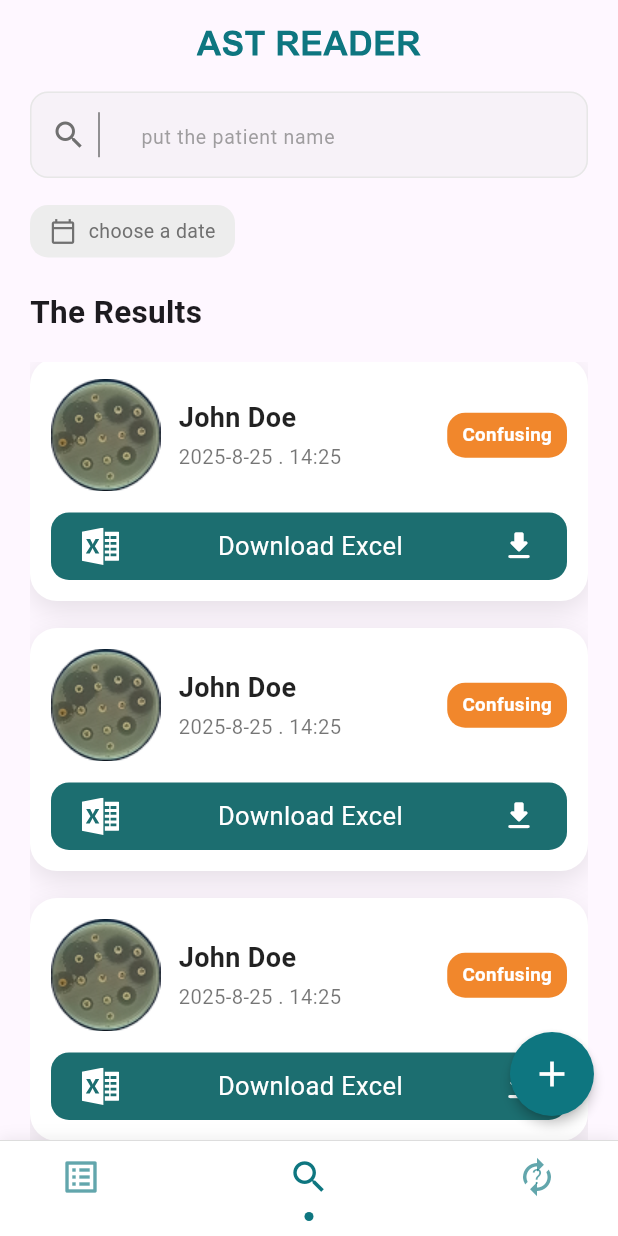
After one commit to raghadhawat/ast_reader, a Flutter app: the HomeView screen opened directly, item 2 of the bottom bar chosen, scrolled down 183 dp, after a tap on "Download Excel", on a phone screen of 412 x 824 dp. The commit adds this screen. Run offline on Flutter 3.47's test engine with Material 3 defaults, Android fonts, the phone set to English and light mode, and no system bars; our stand-ins replace dio, flutter_secure_storage, flutter_svg, gap; accounts and stored records are empty; Roboto replaces fonts that are missing (Arimo); project files that could hold a hidden picture were left out.

Commit message:
home pages done

```diff
--- a/lib/core/utils/app_assets.dart
+++ b/lib/core/utils/app_assets.dart
@@ -14,6 +14,10 @@ class Assets {
   /// assets/images/email.svg
   static const String imagesEmail = "assets/images/email.svg";
 
+  /// Assets for imagesExcelIcon
+  /// assets/images/excelIcon.svg
+  static const String imagesExcelIcon = "assets/images/excelIcon.svg";
+
   /// Assets for imagesLogo
   /// assets/images/logo.png
   static const String imagesLogo = "assets/images/logo.png";
@@ -21,6 +25,10 @@ class Assets {
   /// Assets for imagesPassword
   /// assets/images/password.svg
   static const String imagesPassword = "assets/images/password.svg";
+
+  /// Assets for imagesTestCard
+  /// assets/images/testCard.png
+  static const String imagesTestCard = "assets/images/testCard.png";
 
   /// Assets for imagesUserName
   /// assets/images/userName.svg
--- a/lib/core/widgets/custom_text_form_field.dart
+++ b/lib/core/widgets/custom_text_form_field.dart
@@ -4,21 +4,22 @@ import 'package:ast_reader/core/widgets/text_field_icon.dart';
 import 'package:flutter/material.dart';
 
 class CustomTextFormField extends StatelessWidget {
-  const CustomTextFormField({
-    super.key,
+  const CustomTextFormField(
+      {super.key,
       this.textEditingController,
       required this.icon,
       required this.hintText,
       this.keyboardType,
       this.showPass,
       this.onTap,
-  });
+      this.isBorder = false});
   final TextEditingController? textEditingController;
   final Widget icon;
   final String hintText;
   final TextInputType? keyboardType;
   final bool? showPass;
   final void Function()? onTap;
+  final bool? isBorder;
 
   @override
   Widget build(BuildContext context) {
@@ -35,8 +36,8 @@ class CustomTextFormField extends StatelessWidget {
       },
       decoration: InputDecoration(
           hintText: hintText,
-          hintStyle:
-              AppStyles.styleRegular17(context).copyWith(color: kGreyColor),
+          hintStyle: AppStyles.styleRegular13(context)
+              .copyWith(color: kGreyColor.withOpacity(.65)),
           prefixIcon: TextFieldIcon(icon: icon),
           suffix: GestureDetector(
             onTap: onTap,
@@ -59,6 +60,7 @@ class CustomTextFormField extends StatelessWidget {
   OutlineInputBorder textBorder() {
     return OutlineInputBorder(
         borderRadius: BorderRadius.circular(12),
-        borderSide: BorderSide(color: kGreyColor));
+        borderSide:
+            BorderSide(color: isBorder! ? kLightGrayColor : kGreyColor));
   }
 }
--- a/lib/features/auth/presentation/views/widgets/sign_in_view_body.dart
+++ b/lib/features/auth/presentation/views/widgets/sign_in_view_body.dart
@@ -6,7 +6,7 @@ import 'package:ast_reader/core/widgets/custom_button.dart';
 import 'package:ast_reader/core/widgets/custom_text_form_field.dart';
 import 'package:ast_reader/features/auth/presentation/views/sign_up_view.dart';
 import 'package:ast_reader/features/auth/presentation/views/widgets/auth_in_link.dart';
-import 'package:ast_reader/features/main/home/presentation/views/home_view.dart';
+import 'package:ast_reader/features/home/presentation/views/home_view.dart';
 import 'package:flutter/material.dart';
 import 'package:flutter_svg/svg.dart';
 import 'package:gap/gap.dart';
--- /dev/null
+++ b/lib/features/home/presentation/views/all_result_view.dart
@@ -0,0 +1,33 @@
+import 'package:ast_reader/core/utils/app_assets.dart';
+import 'package:ast_reader/features/home/presentation/views/widgets/date_with_result_card_list.dart';
+import 'package:flutter/material.dart';
+import 'package:flutter_svg/svg.dart';
+import 'package:gap/gap.dart';
+
+class AllResultView extends StatelessWidget {
+  const AllResultView({super.key});
+
+  @override
+  Widget build(BuildContext context) {
+    return Padding(
+      padding: const EdgeInsets.symmetric(horizontal: 20),
+      child: Column(
+        children: [
+          Gap(20),
+          SvgPicture.asset(Assets.imagesBlueLogo),
+          Gap(23),
+          Expanded(
+            child: ListView.separated(
+                itemBuilder: (context, index) {
+                  return DateWithResultCardList();
+                },
+                separatorBuilder: (context, index) {
+                  return Gap(20);
+                },
+                itemCount: 2),
+          )
+        ],
+      ),
+    );
+  }
+}
--- /dev/null
+++ b/lib/features/home/presentation/views/confussing_view.dart
@@ -0,0 +1,48 @@
+import 'package:ast_reader/core/utils/app_assets.dart';
+import 'package:ast_reader/core/utils/style.dart';
+import 'package:ast_reader/features/home/presentation/views/widgets/result_card.dart';
+import 'package:flutter/material.dart';
+import 'package:flutter_svg/svg.dart';
+import 'package:gap/gap.dart';
+
+class ConfussingView extends StatelessWidget {
+  const ConfussingView({super.key});
+
+  @override
+  Widget build(BuildContext context) {
+    return Padding(
+      padding: const EdgeInsets.symmetric(horizontal: 20),
+      child: Column(
+        crossAxisAlignment: CrossAxisAlignment.start,
+        children: [
+          Gap(20),
+          Center(child: SvgPicture.asset(Assets.imagesBlueLogo)),
+          Gap(23),
+            Text(
+              'Confused Result',
+              style: AppStyles.arialBold(context, 21),
+            ),
+          Gap(20),
+          Expanded(
+            child: ListView.separated(
+                itemBuilder: (context, index) {
+                  return ResultCard(
+                    name: 'John Doe',
+                    dateText: '2025-8-25 . 14:25',
+                    statusText: 'Confusing',
+                    avatar: Assets.imagesTestCard,
+                    onDownload: () {
+                      // TODO: trigger your Excel export
+                    },
+                  );
+                },
+                separatorBuilder: (context, index) {
+                  return Gap(18);
+                },
+                itemCount: 2),
+          )
+        ],
+      ),
+    );
+  }
+}
--- /dev/null
+++ b/lib/features/home/presentation/views/home_view.dart
@@ -0,0 +1,160 @@
+import 'package:ast_reader/constants.dart';
+import 'package:ast_reader/features/home/presentation/views/all_result_view.dart';
+import 'package:ast_reader/features/home/presentation/views/confussing_view.dart';
+import 'package:ast_reader/features/home/presentation/views/search_view.dart';
+import 'package:flutter/material.dart';
+
+class HomeView extends StatefulWidget {
+  const HomeView({super.key});
+  @override
+  State<HomeView> createState() => _HomeViewState();
+}
+
+class _HomeViewState extends State<HomeView> {
+  int _index = 0;
+
+  final _pages = const [
+    AllResultView(),
+    SearchView(),
+    ConfussingView(),
+  ];
+
+  @override
+  Widget build(BuildContext context) {
+    return SafeArea(
+      child: Scaffold(
+        extendBody: true, // lets the FAB float nicely
+        body: _pages[_index],
+
+        // ---------- Floating Action Button ----------
+        floatingActionButton: FloatingActionButton(
+          shape: CircleBorder(),
+          backgroundColor: kPrimaryColor,
+          elevation: 3,
+          onPressed: () {
+            // TODO: your action
+          },
+          child: const Icon(Icons.add, color: Colors.white, size: 28),
+        ),
+        floatingActionButtonLocation: FloatingActionButtonLocation.endFloat,
+
+        // ---------- Custom Bottom Bar ----------
+        bottomNavigationBar: _BottomBar(
+          currentIndex: _index,
+          onTap: (i) => setState(() => _index = i),
+        ),
+      ),
+    );
+  }
+}
+
+class _BottomBar extends StatelessWidget {
+  const _BottomBar({
+    required this.currentIndex,
+    required this.onTap,
+  });
+
+  final int currentIndex;
+  final ValueChanged<int> onTap;
+
+  @override
+  Widget build(BuildContext context) {
+    return Container(
+      height: 64,
+      decoration: BoxDecoration(
+        color: Colors.white,
+        border: const Border(
+          top: BorderSide(color: Color(0x26000000), width: 0.6), // thin divider
+        ),
+        boxShadow: const [
+          BoxShadow(
+            color: Color(0x14000000),
+            blurRadius: 8,
+            offset: Offset(0, -1),
+          ),
+        ],
+      ),
+      padding: const EdgeInsets.symmetric(horizontal: 32),
+      child: Row(
+        mainAxisAlignment: MainAxisAlignment.spaceBetween,
+        children: [
+          _NavItem(
+            icon: Icons.list_alt_outlined, // “list” style
+            selected: currentIndex == 0,
+            onTap: () => onTap(0),
+          ),
+          _NavItem(
+            icon: Icons.search,
+            selected: currentIndex == 1,
+            onTap: () => onTap(1),
+          ),
+          // circle-arrows with a small question mark overlay (to mimic your icon)
+          _NavItem.custom(
+            selected: currentIndex == 2,
+            onTap: () => onTap(2),
+            builder: (color) => Stack(
+              alignment: Alignment.center,
+              children: [
+                Icon(Icons.autorenew_outlined, size: 28, color: color),
+                Text('?',
+                    style: TextStyle(fontSize: 14, color: color, height: 1)),
+              ],
+            ),
+          ),
+        ],
+      ),
+    );
+  }
+}
+
+class _NavItem extends StatelessWidget {
+  const _NavItem({
+    required this.icon,
+    required this.selected,
+    required this.onTap,
+  }) : builder = null;
+
+  const _NavItem.custom({
+    required this.builder,
+    required this.selected,
+    required this.onTap,
+  }) : icon = null;
+
+  final IconData? icon;
+  final Widget Function(Color color)? builder;
+  final bool selected;
+  final VoidCallback onTap;
+
+  @override
+  Widget build(BuildContext context) {
+    final Color color =
+        selected ? kPrimaryColor : kPrimaryColor.withOpacity(0.65);
+
+    return InkWell(
+      onTap: onTap,
+      borderRadius: BorderRadius.circular(16),
+      child: Padding(
+        padding: const EdgeInsets.symmetric(horizontal: 8, vertical: 10),
+        child: Column(
+          mainAxisAlignment: MainAxisAlignment.spaceBetween,
+          children: [
+            builder != null
+                ? builder!(color)
+                : Icon(icon, size: 28, color: color),
+
+            // active dot (only visible when selected)
+            AnimatedContainer(
+              duration: const Duration(milliseconds: 180),
+              width: 6,
+              height: 6,
+              decoration: BoxDecoration(
+                color: selected ? kPrimaryColor : Colors.transparent,
+                shape: BoxShape.circle,
+              ),
+            ),
+          ],
+        ),
+      ),
+    );
+  }
+}
--- /dev/null
+++ b/lib/features/home/presentation/views/search_view.dart
@@ -0,0 +1,105 @@
+import 'package:ast_reader/constants.dart';
+import 'package:ast_reader/core/utils/app_assets.dart';
+import 'package:ast_reader/core/utils/style.dart';
+import 'package:ast_reader/core/widgets/custom_text_form_field.dart';
+import 'package:ast_reader/features/home/presentation/views/widgets/date_choose_chip.dart';
+import 'package:ast_reader/features/home/presentation/views/widgets/result_card.dart';
+import 'package:flutter/material.dart';
+import 'package:flutter_svg/svg.dart';
+import 'package:gap/gap.dart';
+
+class SearchView extends StatefulWidget {
+  const SearchView({super.key});
+
+  @override
+  State<SearchView> createState() => _SearchViewState();
+}
+
+class _SearchViewState extends State<SearchView> {
+  DateTime? _selectedDate; // <- saved here
+
+  Future<void> _pickDate() async {
+    final now = DateTime.now();
+    final picked = await showDatePicker(
+      context: context,
+      initialDate: _selectedDate ?? now,
+      firstDate: DateTime(2000),
+      lastDate: DateTime(2100),
+      builder: (context, child) {
+        // optional: minor theming of the calendar
+        return Theme(
+          data: Theme.of(context).copyWith(
+            colorScheme: Theme.of(context).colorScheme.copyWith(
+                  primary: kPrimaryColor, // if you have one; else remove
+                ),
+          ),
+          child: child!,
+        );
+      },
+    );
+    if (picked != null) {
+      setState(() => _selectedDate = picked);
+      // use _selectedDate wherever you need (filter API, etc.)
+    }
+  }
+
+  String _dateLabel() {
+    if (_selectedDate == null) return 'choose a date';
+    final y = _selectedDate!.year.toString().padLeft(4, '0');
+    final m = _selectedDate!.month.toString().padLeft(2, '0');
+    final d = _selectedDate!.day.toString().padLeft(2, '0');
+    return '$y-$m-$d';
+  }
+
+  @override
+  Widget build(BuildContext context) {
+    return Padding(
+      padding: const EdgeInsets.symmetric(horizontal: 20),
+      child: Column(
+        crossAxisAlignment: CrossAxisAlignment.start,
+        children: [
+          const Gap(20),
+          Center(child: SvgPicture.asset(Assets.imagesBlueLogo)),
+          const Gap(23),
+
+          // search
+          CustomTextFormField(
+            isBorder: true,
+            icon: Icon(Icons.search, color: kGreyColor),
+            hintText: 'put the patient name',
+            onTap: () {},
+          ),
+
+          const Gap(18),
+
+          // date chooser chip (wraps to content)
+          DateChooseChip(
+            label: _dateLabel(),
+            onTap: _pickDate,
+          ),
+
+          const Gap(22),
+          Text(
+            'The Results',
+            style: AppStyles.arialBold(context, 21),
+          ),
+          Gap(18),
+          // results
+          Expanded(
+            child: ListView.separated(
+              itemBuilder: (context, index) => ResultCard(
+                name: 'John Doe',
+                dateText: '2025-8-25 . 14:25',
+                statusText: 'Confusing',
+                avatar: Assets.imagesTestCard,
+                onDownload: () {},
+              ),
+              separatorBuilder: (context, index) => const Gap(18),
+              itemCount: 4,
+            ),
+          ),
+        ],
+      ),
+    );
+  }
+}
--- /dev/null
+++ b/lib/features/home/presentation/views/widgets/date_choose_chip.dart
@@ -0,0 +1,42 @@
+
+import 'package:ast_reader/constants.dart';
+import 'package:ast_reader/core/utils/style.dart';
+import 'package:flutter/material.dart';
+
+class DateChooseChip extends StatelessWidget {
+  const DateChooseChip({
+    super.key,
+    required this.label,
+    required this.onTap,
+  });
+
+  final String label;
+  final VoidCallback onTap;
+
+  @override
+  Widget build(BuildContext context) {
+    return Material(
+      color: const Color(0xFFEDEDED), // light grey like the mock
+      borderRadius: BorderRadius.circular(12),
+      child: InkWell(
+        borderRadius: BorderRadius.circular(12),
+        onTap: onTap,
+        child: Padding(
+          padding: const EdgeInsets.symmetric(horizontal: 13, vertical: 8),
+          child: Row(
+            mainAxisSize: MainAxisSize.min,
+            children: [
+              Icon(Icons.calendar_today_outlined, size: 18, color: kGreyColor),
+              const SizedBox(width: 8),
+              Text(
+                label,
+                style: AppStyles.styleRegular13(context)
+                    .copyWith(color: kGreyColor),
+              ),
+            ],
+          ),
+        ),
+      ),
+    );
+  }
+}
--- /dev/null
+++ b/lib/features/home/presentation/views/widgets/date_with_result_card_list.dart
@@ -0,0 +1,44 @@
+
+import 'package:ast_reader/core/utils/app_assets.dart';
+import 'package:ast_reader/core/utils/style.dart';
+import 'package:ast_reader/features/home/presentation/views/widgets/result_card.dart';
+import 'package:flutter/material.dart';
+import 'package:gap/gap.dart';
+
+class DateWithResultCardList extends StatelessWidget {
+  const DateWithResultCardList({
+    super.key,
+  });
+
+  @override
+  Widget build(BuildContext context) {
+    return Column(
+      crossAxisAlignment: CrossAxisAlignment.start,
+      children: [
+        Text(
+          'Today',
+          style: AppStyles.arialBold(context, 21),
+        ),
+        Gap(20),
+        ListView.separated(
+            shrinkWrap: true,
+            physics: NeverScrollableScrollPhysics(),
+            itemBuilder: (context, index) {
+              return ResultCard(
+                name: 'John Doe',
+                dateText: '2025-8-25 . 14:25',
+                statusText: 'Confusing',
+                avatar: Assets.imagesTestCard,
+                onDownload: () {
+                  // TODO: trigger your Excel export
+                },
+              );
+            },
+            separatorBuilder: (context, index) {
+              return Gap(18);
+            },
+            itemCount: 2)
+      ],
+    );
+  }
+}
--- /dev/null
+++ b/lib/features/home/presentation/views/widgets/result_card.dart
@@ -0,0 +1,121 @@
+
+import 'package:ast_reader/constants.dart';
+import 'package:ast_reader/core/utils/app_assets.dart';
+import 'package:ast_reader/core/utils/style.dart';
+import 'package:ast_reader/core/widgets/custom_button.dart';
+import 'package:flutter/material.dart';
+import 'package:flutter_svg/svg.dart';
+
+class ResultCard extends StatelessWidget {
+  const ResultCard({
+    super.key,
+    required this.name,
+    required this.dateText, // e.g. "2025-8-25 . 14:25"
+    required this.statusText, // e.g. "Confusing"
+    required this.avatar, // AssetImage/NetworkImage/FileImage
+    required this.onDownload,
+  });
+
+  final String name;
+  final String dateText;
+  final String statusText;
+  final String avatar;
+  final VoidCallback onDownload;
+
+  @override
+  Widget build(BuildContext context) {
+    return Container(
+      padding: const EdgeInsets.all(14),
+      decoration: BoxDecoration(
+        color: Colors.white,
+        borderRadius: BorderRadius.circular(18),
+        boxShadow: const [
+          BoxShadow(
+            color: Color(0x1A000000),
+            blurRadius: 16,
+            offset: Offset(0, 6),
+          ),
+        ],
+      ),
+      child: Column(
+        mainAxisSize: MainAxisSize.min,
+        children: [
+          // ---- Header (avatar, name/date, status badge)
+          Row(
+            crossAxisAlignment: CrossAxisAlignment.center,
+            children: [
+              Image.asset(avatar),
+              const SizedBox(width: 12),
+              Expanded(
+                child: Column(
+                  crossAxisAlignment: CrossAxisAlignment.start,
+                  children: [
+                    Text(
+                      name,
+                      style: const TextStyle(
+                        fontWeight: FontWeight.w700,
+                        fontSize: 18,
+                        color: Colors.black87,
+                      ),
+                    ),
+                    const SizedBox(height: 4),
+                    Text(
+                      dateText,
+                      style: const TextStyle(
+                        fontSize: 13.5,
+                        color: Colors.black54,
+                      ),
+                    ),
+                  ],
+                ),
+              ),
+              Container(
+                padding:
+                    const EdgeInsets.symmetric(horizontal: 10, vertical: 6),
+                decoration: BoxDecoration(
+                  color: kOrangeColor,
+                  borderRadius: BorderRadius.circular(12),
+                ),
+                child: Text(
+                  statusText,
+                  style: const TextStyle(
+                    color: Colors.white,
+                    fontWeight: FontWeight.w600,
+                    fontSize: 12.5,
+                  ),
+                ),
+              ),
+            ],
+          ),
+
+          const SizedBox(height: 14),
+
+          // ---- Download button (full width, pill, icons left & right)
+          CustomButton(
+            onPressed: () {},
+            text: Row(
+              children: [
+                SvgPicture.asset(Assets
+                    .imagesExcelIcon), // swap with your Excel SVG if you have one
+                SizedBox(width: 10),
+                Expanded(
+                  child: Text(
+                    'Download Excel',
+                    textAlign: TextAlign.center,
+                    style: AppStyles.styleRegular17(context)
+                        .copyWith(color: Colors.white),
+                  ),
+                ),
+                SizedBox(width: 10),
+                Icon(
+                  Icons.download_rounded,
+                  color: Colors.white,
+                ),
+              ],
+            ),
+          )
+        ],
+      ),
+    );
+  }
+}
--- a/lib/features/main/home/presentation/views/home_view.dart
+++ /dev/null
@@ -1,10 +0,0 @@
-import 'package:flutter/material.dart';
-
-class HomeView extends StatelessWidget {
-  const HomeView({super.key});
-
-  @override
-  Widget build(BuildContext context) {
-    return const Placeholder();
-  }
-}
--- a/lib/main.dart
+++ b/lib/main.dart
@@ -12,6 +12,7 @@ class AstReader extends StatelessWidget {
   @override
   Widget build(BuildContext context) {
     return MaterialApp(
+      debugShowCheckedModeBanner: false,
       title: kName,
       theme: ThemeData(fontFamily: 'Arimo'),
       home: SplashView(),
```
Also changed, not shown: assets/images/excelIcon.svg (added), assets/images/testCard.png (added), assets/images/testCard.svg (added). Lines whose indentation alone changed are shown as unchanged.
